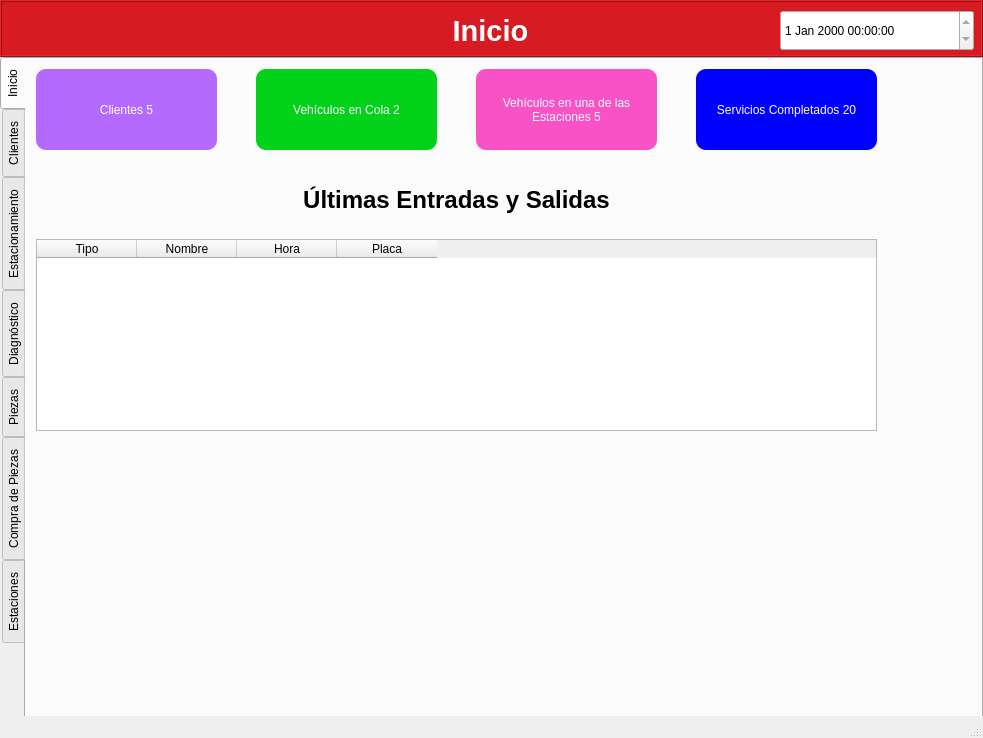
Old version of the form src/taller/taller.ui in the repository gabrielmj23/taller-mecanico-so.
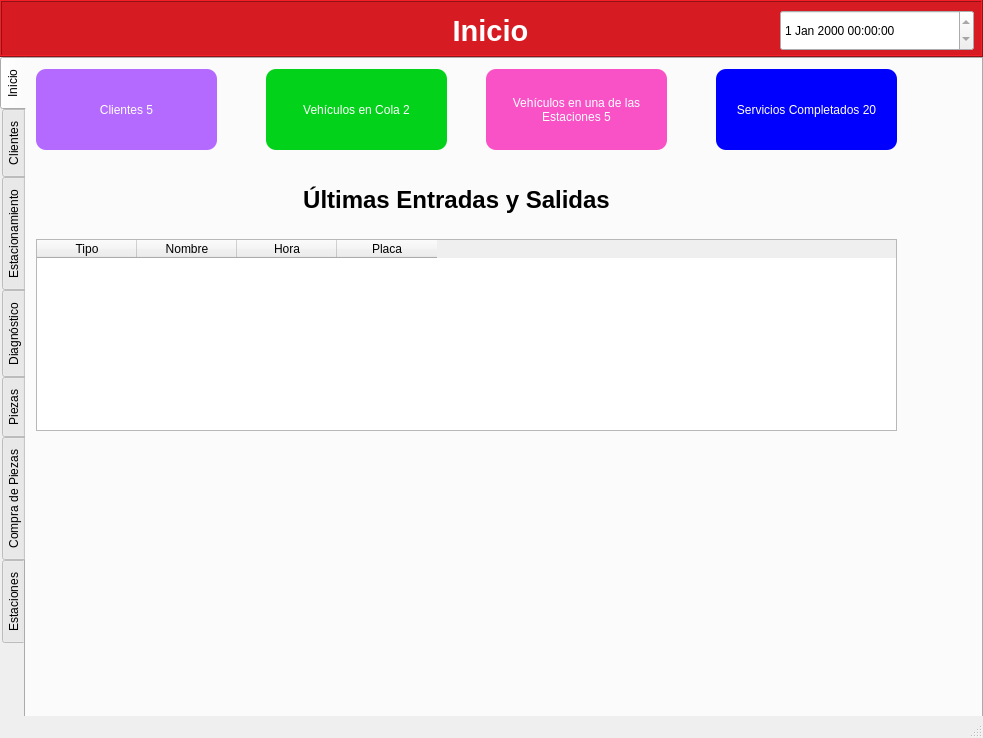
New version of the form.

```diff
--- a/src/taller/taller.ui
+++ b/src/taller/taller.ui
@@ -94,7 +94,7 @@
      <widget class="QLabel" name="label_4">
       <property name="geometry">
        <rect>
-        <x>230</x>
+        <x>240</x>
         <y>10</y>
         <width>181</width>
         <height>81</height>
@@ -138,7 +138,7 @@
      <widget class="QLabel" name="label_5">
       <property name="geometry">
        <rect>
-        <x>450</x>
+        <x>460</x>
         <y>10</y>
         <width>181</width>
         <height>81</height>
@@ -181,7 +181,7 @@
      <widget class="QLabel" name="label_6">
       <property name="geometry">
        <rect>
-        <x>670</x>
+        <x>690</x>
         <y>10</y>
         <width>181</width>
         <height>81</height>
@@ -226,7 +226,7 @@
        <rect>
         <x>10</x>
         <y>180</y>
-        <width>841</width>
+        <width>861</width>
         <height>192</height>
        </rect>
       </property>
```
